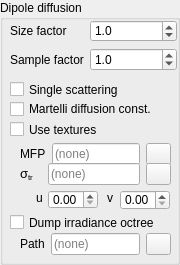
Qt form src/qtgui/dipoleBSSRDFWidget.ui (tomka/mitsuba-renderer) before a commit.
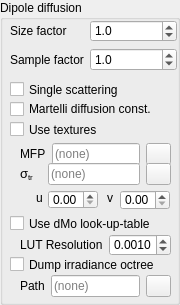
The same form after that commit. Icons and pictures are not drawn.

Commit message: LUT support for dipole in GUI

```diff
--- a/src/qtgui/dipoleBSSRDFWidget.ui
+++ b/src/qtgui/dipoleBSSRDFWidget.ui
@@ -7,19 +7,19 @@
     <x>0</x>
     <y>0</y>
     <width>180</width>
-    <height>265</height>
+    <height>305</height>
    </rect>
   </property>
   <property name="minimumSize">
    <size>
-    <width>0</width>
-    <height>265</height>
+    <width>180</width>
+    <height>305</height>
    </size>
   </property>
   <property name="maximumSize">
    <size>
     <width>16777215</width>
-    <height>265</height>
+    <height>305</height>
    </size>
   </property>
   <property name="windowTitle">
@@ -323,7 +323,7 @@
    <property name="geometry">
     <rect>
      <x>10</x>
-     <y>213</y>
+     <y>255</y>
      <width>161</width>
      <height>19</height>
     </rect>
@@ -336,16 +336,71 @@
    <property name="geometry">
     <rect>
      <x>20</x>
-     <y>230</y>
+     <y>267</y>
      <width>161</width>
      <height>31</height>
     </rect>
    </property>
+  </widget>
+  <widget class="QWidget" name="formLayoutWidget">
+   <property name="geometry">
+    <rect>
+     <x>20</x>
+     <y>234</y>
+     <width>153</width>
+     <height>22</height>
+    </rect>
+   </property>
+   <layout class="QFormLayout" name="formLayout">
+    <item row="0" column="1">
+     <widget class="QDoubleSpinBox" name="lutResolutionSpinBox">
+      <property name="maximumSize">
+       <size>
+        <width>62</width>
+        <height>16777215</height>
+       </size>
+      </property>
+      <property name="decimals">
+       <number>4</number>
+      </property>
+      <property name="singleStep">
+       <double>0.001000000000000</double>
+      </property>
+      <property name="value">
+       <double>0.001000000000000</double>
+      </property>
+     </widget>
+    </item>
+    <item row="0" column="0">
+     <widget class="QLabel" name="lutLabel">
+      <property name="text">
+       <string>LUT Resolution</string>
+      </property>
+     </widget>
+    </item>
+   </layout>
+  </widget>
+  <widget class="QCheckBox" name="useLutCheckBox">
+   <property name="geometry">
+    <rect>
+     <x>10</x>
+     <y>214</y>
+     <width>161</width>
+     <height>19</height>
+    </rect>
+   </property>
+   <property name="toolTip">
+    <string>Use a look-up-table for contributions to the radiant extitance</string>
+   </property>
+   <property name="text">
+    <string>Use dMo look-up-table</string>
+   </property>
+  </widget>
    <widget class="QWidget" name="gridLayoutWidget_6">
     <property name="geometry">
      <rect>
-      <x>0</x>
-      <y>0</y>
+     <x>20</x>
+     <y>272</y>
       <width>151</width>
       <height>28</height>
      </rect>
@@ -370,6 +425,12 @@
      </item>
      <item row="0" column="2">
       <widget class="QPushButton" name="irrDumpPathButton">
+      <property name="minimumSize">
+       <size>
+        <width>0</width>
+        <height>0</height>
+       </size>
+      </property>
        <property name="maximumSize">
         <size>
          <width>25</width>
@@ -386,7 +447,6 @@
       </widget>
      </item>
     </layout>
-   </widget>
   </widget>
  </widget>
  <resources>
```
Lines whose indentation alone changed are shown as unchanged. The commit also changes 3 other files.
